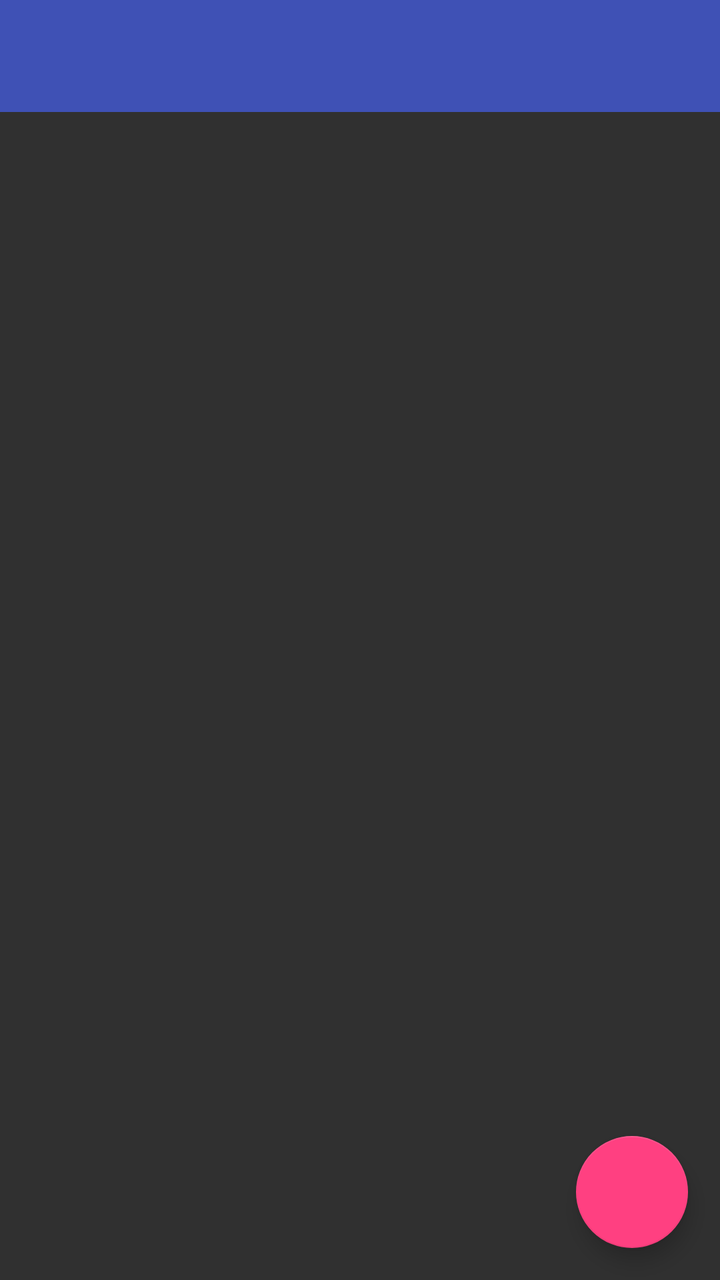
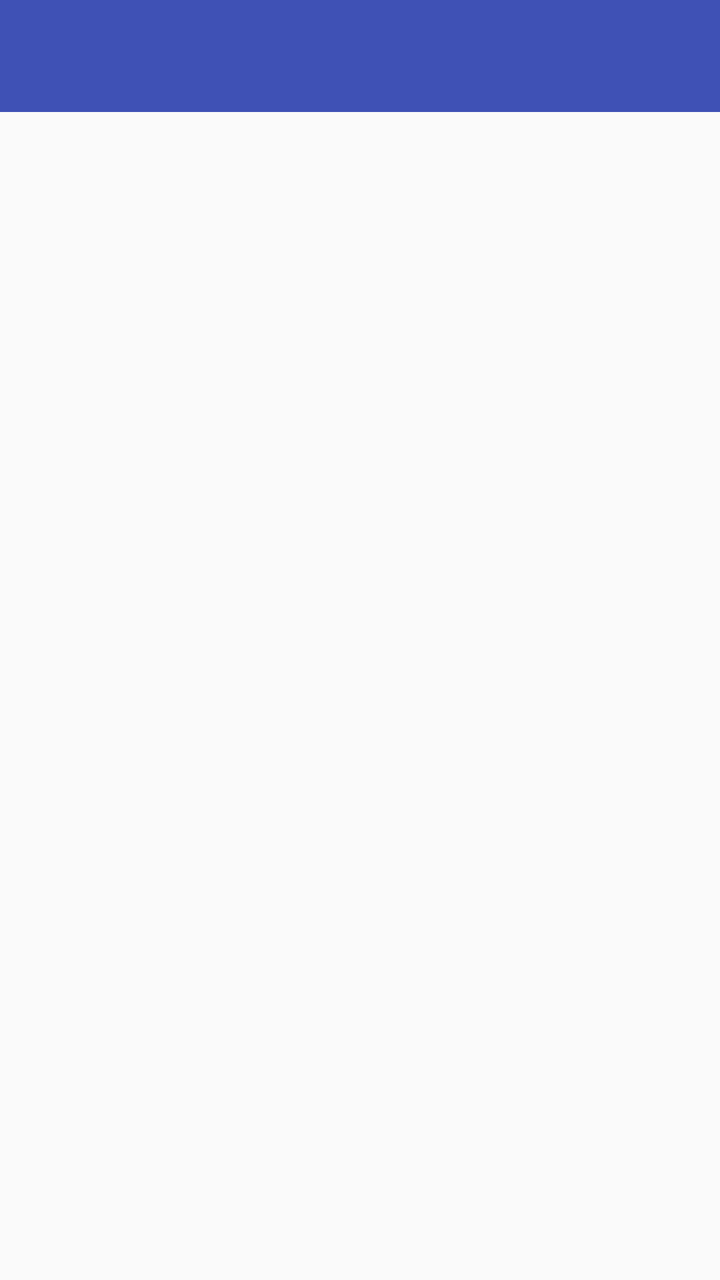

The first picture is an Android layout as it rendered before a commit; the second is the same layout after the commit. The layout source and the unified diff follow.
<!-- AndroidManifest.xml: application theme AppTheme -->
<!-- res/layout/activity_home.xml -->
<?xml version="1.0" encoding="utf-8"?>
<LinearLayout
    xmlns:android="http://schemas.android.com/apk/res/android"
    xmlns:app="http://schemas.android.com/apk/res-auto"
    xmlns:tools="http://schemas.android.com/tools"
    android:layout_width="match_parent"
    android:layout_height="match_parent"
    android:orientation="vertical"
    tools:context=".app.HomeActivity">

    <android.support.design.widget.AppBarLayout
        android:layout_width="match_parent"
        android:layout_height="wrap_content">

        <include layout="@layout/toolbar"/>
    </android.support.design.widget.AppBarLayout>


    <android.support.design.widget.CoordinatorLayout
        android:id="@+id/home_coordinator_layout"
        android:layout_width="match_parent"
        android:layout_height="match_parent">

        <FrameLayout
            android:id="@+id/home_content"
            android:layout_width="match_parent"
            android:layout_height="match_parent"
            app:layout_behavior="@string/appbar_scrolling_view_behavior"/>

        <android.support.design.widget.FloatingActionButton
            android:id="@+id/home_fab"
            android:layout_width="wrap_content"
            android:layout_height="wrap_content"
            android:layout_gravity="bottom|end"
            android:layout_margin="@dimen/floating_action_button_margin"/>
    </android.support.design.widget.CoordinatorLayout>


</LinearLayout>
<!-- res/layout/toolbar.xml (included above) -->
<?xml version="1.0" encoding="utf-8"?>
<android.support.v7.widget.Toolbar
    xmlns:android="http://schemas.android.com/apk/res/android"
    xmlns:app="http://schemas.android.com/apk/res-auto"
    android:id="@+id/toolbar"
    android:layout_width="match_parent"
    android:layout_height="?attr/actionBarSize"
    android:background="?attr/colorPrimary"
    android:theme="@style/ThemeOverlay.AppCompat.Dark.ActionBar"
    app:popupTheme="@style/ThemeOverlay.AppCompat.Light"/>
<!-- resources referenced by this layout -->
<resources>
  <dimen name="floating_action_button_margin">16dp</dimen>
  <style name="AppTheme" parent="Theme.AppCompat.NoActionBar">
          <item name="colorPrimary">@color/colorPrimary</item>
          <item name="colorPrimaryDark">@color/colorPrimaryDark</item>
          <item name="colorAccent">@color/colorAccent</item>
      </style>
  <color name="colorPrimary">#3F51B5</color>
  <color name="colorPrimaryDark">#303F9F</color>
  <color name="colorAccent">#FF4081</color>
</resources>

<!-- the commit's change to res/layout/activity_home.xml (unified diff, before → after) -->
@@ -32,7 +32,8 @@
             android:layout_width="wrap_content"
             android:layout_height="wrap_content"
             android:layout_gravity="bottom|end"
-            android:layout_margin="@dimen/floating_action_button_margin"/>
+            android:layout_margin="@dimen/floating_action_button_margin"
+            android:visibility="gone"/>
     </android.support.design.widget.CoordinatorLayout>
 
 
<!-- resource entries referenced after the edit -->
@@ -1,7 +1,7 @@
 <!-- resources referenced by this layout -->
 <resources>
   <dimen name="floating_action_button_margin">16dp</dimen>
-  <style name="AppTheme" parent="Theme.AppCompat.NoActionBar">
+  <style name="AppTheme" parent="Theme.AppCompat.Light.NoActionBar">
           <item name="colorPrimary">@color/colorPrimary</item>
           <item name="colorPrimaryDark">@color/colorPrimaryDark</item>
           <item name="colorAccent">@color/colorAccent</item>
